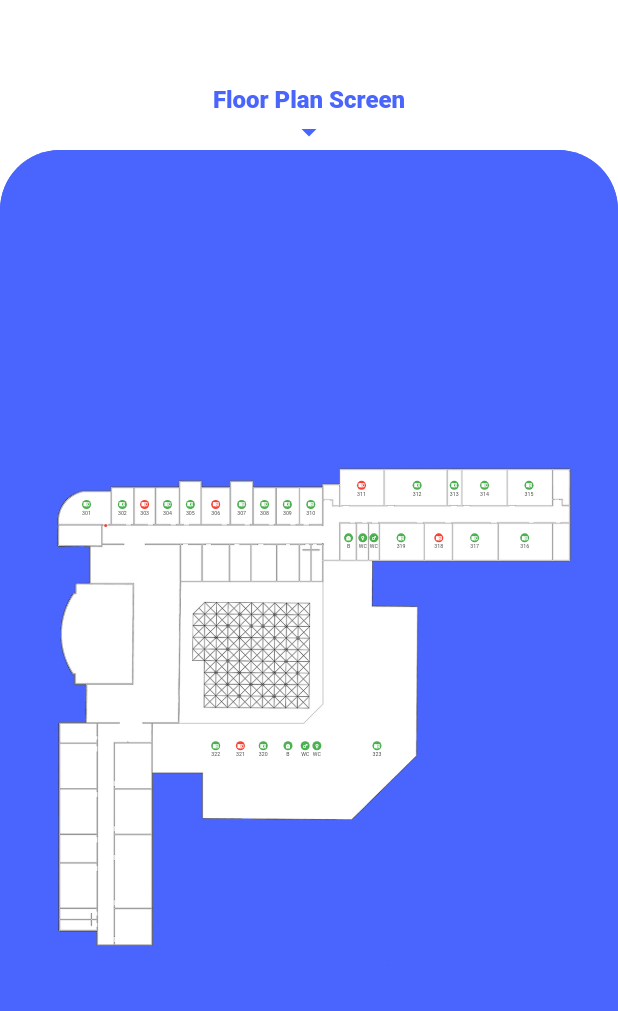
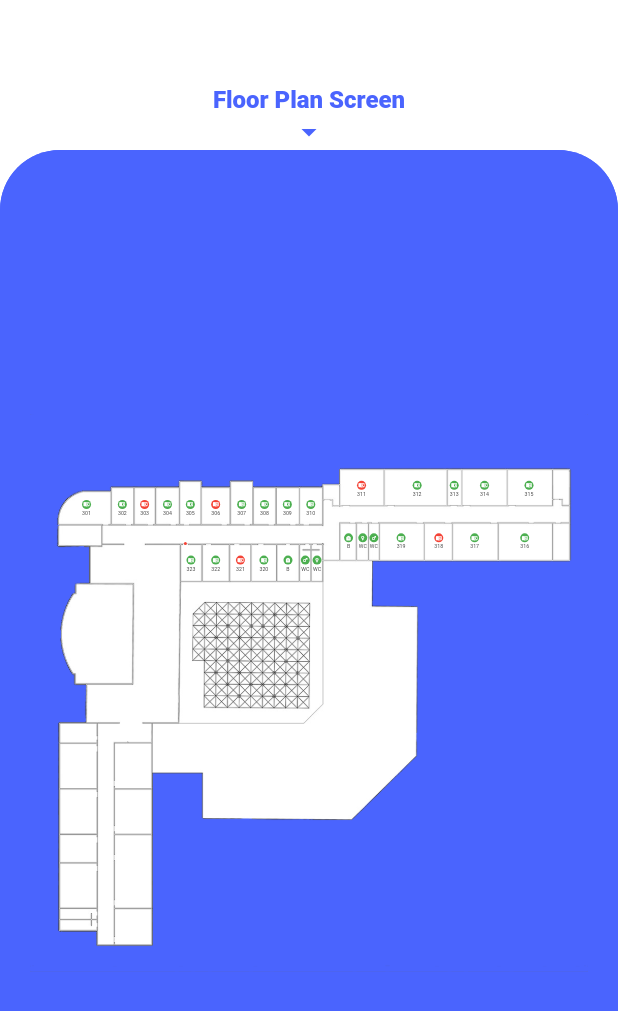
Before and after one commit to MohamedAbdelghanyy/SafeMove, a Flutter app: the screen it shows after launch, on a phone screen of 412 x 824 dp. Shown: the top 1011 px of the screen. Run offline on Flutter 3.47's test engine with Material 2 defaults, Android fonts, the phone set to English and light mode, and no system bars; our stand-ins replace firebase_auth, firebase_core, firebase_database, flip_card, flutter_spinkit, fluttertoast and 3 more; missing offline and left inert: wifi_info_plugin; accounts and stored records are empty; project files that could hold a hidden picture were left out.

```diff
--- a/grad-map/lib/view/shared/global.dart
+++ b/grad-map/lib/view/shared/global.dart
@@ -214,9 +214,9 @@ abstract class Global {
       'name': 'WC',
       'icon': Icons.female_rounded,
       'status': true,
-      'position': [0.01275, 0.0915],
-      'door_position': [0.000, 0.000],
-      'corridor_position': [0.009, 0.045],
+      'position': [0.013, -0.209],
+      'door_position': [0.01, -0.242],
+      'corridor_position': [0.01, -0.256],
       'tile': 2,
     },
     {
@@ -224,9 +224,9 @@ abstract class Global {
       'name': 'WC',
       'icon': Icons.male_rounded,
       'status': true,
-      'position': [-0.0062, 0.0915],
-      'door_position': [0.000, 0.000],
-      'corridor_position': [-0.0025, 0.045],
+      'position': [-0.006, -0.209],
+      'door_position': [-0.0025, -0.242],
+      'corridor_position': [-0.0025, -0.256],
       'tile': 2,
     },
     {
@@ -234,9 +234,9 @@ abstract class Global {
       'name': 'B',
       'icon': Icons.food_bank_rounded,
       'status': true,
-      'position': [-0.034, 0.0915],
-      'door_position': [0.000, 0.000],
-      'corridor_position': [0.000, 0.000],
+      'position': [-0.034, -0.209],
+      'door_position': [-0.034, -0.242],
+      'corridor_position': [-0.034, -0.256],
       'tile': 2,
     },
     {
@@ -244,9 +244,9 @@ abstract class Global {
       'name': '320',
       'icon': Icons.menu_book_rounded,
       'status': true,
-      'position': [-0.074, 0.0915],
-      'door_position': [0.000, 0.000],
-      'corridor_position': [0.000, 0.000],
+      'position': [-0.073, -0.209],
+      'door_position': [-0.078, -0.242],
+      'corridor_position': [-0.078, -0.256],
       'tile': 2,
     },
     {
@@ -254,9 +254,9 @@ abstract class Global {
       'name': '321',
       'icon': Icons.menu_book_rounded,
       'status': false,
-      'position': [-0.111, 0.0915],
-      'door_position': [0.000, 0.000],
-      'corridor_position': [0.000, 0.000],
+      'position': [-0.111, -0.209],
+      'door_position': [-0.117, -0.242],
+      'corridor_position': [-0.117, -0.256],
       'tile': 2,
     },
     {
@@ -264,9 +264,9 @@ abstract class Global {
       'name': '322',
       'icon': Icons.menu_book_rounded,
       'status': true,
-      'position': [-0.151, 0.0915],
-      'door_position': [0.000, 0.000],
-      'corridor_position': [0.000, 0.000],
+      'position': [-0.151, -0.209],
+      'door_position': [-0.163, -0.242],
+      'corridor_position': [-0.163, -0.256],
       'tile': 2,
     },
     {
@@ -274,9 +274,9 @@ abstract class Global {
       'name': '323',
       'icon': Icons.menu_book_rounded,
       'status': true,
-      'position': [0.11, 0.0915],
-      'door_position': [0.000, 0.000],
-      'corridor_position': [0.000, 0.000],
+      'position': [-0.191, -0.209],
+      'door_position': [-0.2, -0.242],
+      'corridor_position': [-0.2, -0.256],
       'tile': 1,
     },
   ];
--- a/grad-map/lib/view/widgets/gridview_widget.dart
+++ b/grad-map/lib/view/widgets/gridview_widget.dart
@@ -103,7 +103,7 @@ class LinePainter extends CustomPainter {
       ..strokeWidth = 2
       ..strokeCap = StrokeCap.round;
 
-    List xy = [-0.329, -0.271];
+    List xy = [-0.2, -0.242];
 
     print('[' + xy[0].toString() + ', ' + xy[1].toString());
 
```
